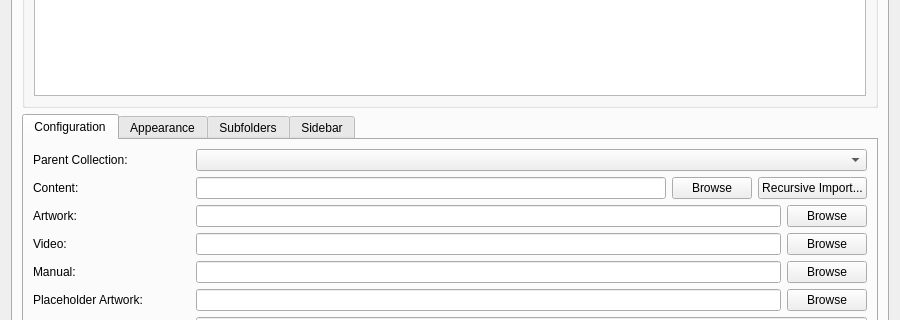
Qt form src/ui/dialogs/settingsdialog.ui (EtherAura/Kartend) before a commit; both pictures show x 0 to 900 and y 114 to 434 of the 900 by 861 pixel window.
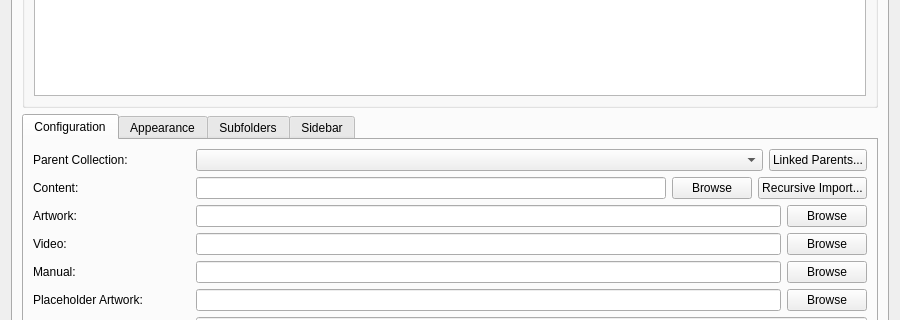
The same form after that commit. Icons and pictures are not drawn. Custom widgets are drawn as their Qt base class.

Commit message: feat(collections): alias-parent links data + cache + form [Kartend-gzmk]

The edit to the form file:
```diff
--- a/src/ui/dialogs/settingsdialog.ui
+++ b/src/ui/dialogs/settingsdialog.ui
@@ -216,6 +216,8 @@
               </widget>
              </item>
              <item row="0" column="1">
+              <layout class="QHBoxLayout" name="parentCollectionLayout">
+               <item>
               <widget class="QComboBox" name="parentCollectionComboBox">
                <property name="sizePolicy">
                 <sizepolicy hsizetype="Expanding" vsizetype="Fixed">
@@ -227,6 +229,18 @@
                 <string>Select parent collection to make this a subcollection</string>
                </property>
               </widget>
+               </item>
+               <item>
+                <widget class="QPushButton" name="editLinkedParentsButton">
+                 <property name="toolTip">
+                  <string>Manage additional parents this collection appears under in the tree (Kartend-gzmk)</string>
+                 </property>
+                 <property name="text">
+                  <string>Linked Parents...</string>
+                 </property>
+                </widget>
+               </item>
+              </layout>
              </item>
              <item row="1" column="0">
               <widget class="QLabel" name="label_romDir">
```
Lines whose indentation alone changed are shown as unchanged. The commit also changes 14 other files.
